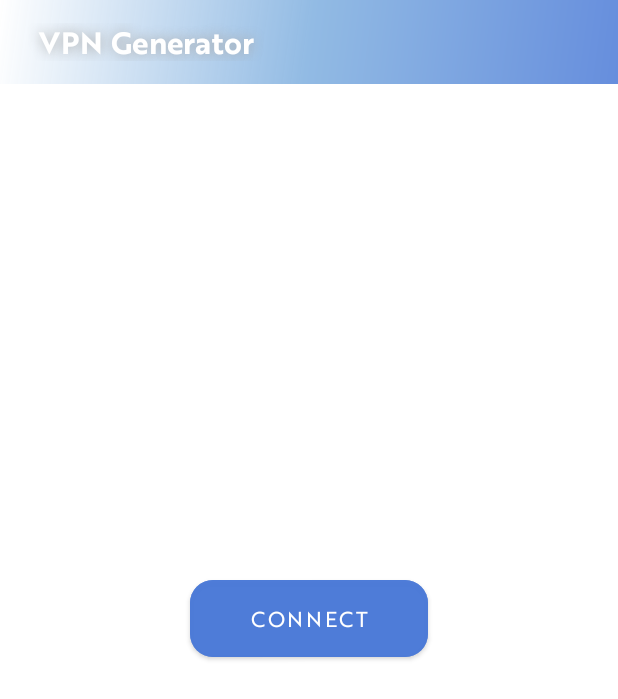
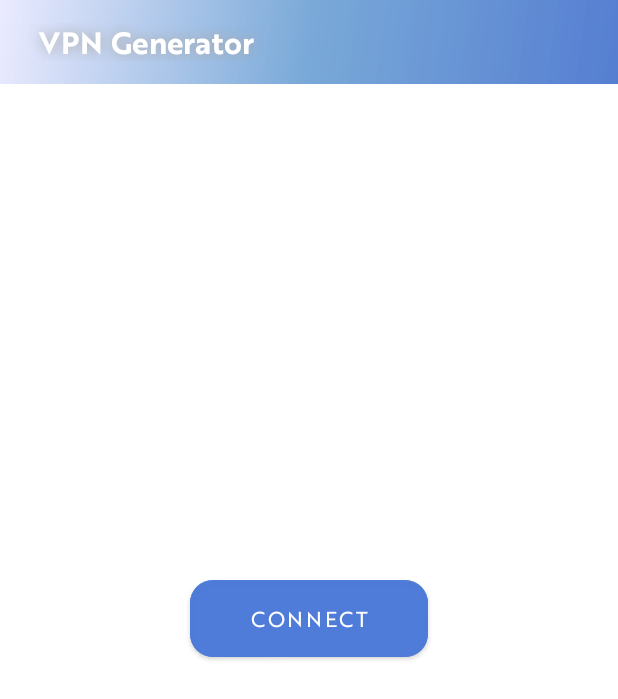
Before and after one commit to Anton2319/DemHack8, an Android app: the screen it shows after launch (MainActivity), on a phone screen of 412 x 824 dp. Shown: the top 699 px of the screen. Run offline under Robolectric (Android 15) with nearby library versions, the phone set to English and light mode, and no system bars; libraries missing offline, so code that uses them is left out: com.wireguard.android, com.wireguard.config; 1 statement that could not run was skipped.

Commit message:
WireGuard fix

```diff
--- a/app/src/main/java/ru/anton2319/demhack8/MainActivityViewModel.java
+++ b/app/src/main/java/ru/anton2319/demhack8/MainActivityViewModel.java
@@ -123,7 +123,7 @@ public class MainActivityViewModel extends ViewModel {
                         if (PersistentConnectionProperties.getInstance().getWireGuardInitiationThread() != null) {
                             PersistentConnectionProperties.getInstance().getWireGuardInitiationThread().interrupt();
                         }
-                        wgController.connect("REDACTED:40001", "OGldQ4F+94FX2XAUfZb6hx30U3/aeZ8Xn6V07Egw/3M=", "172.16.0.2", false, false);
+                        wgController.connect("REDACTED:40000", "OGldQ4F+94FX2XAUfZb6hx30U3/aeZ8Xn6V07Egw/3M=", "172.16.0.2", false, false);
                         activity.runOnUiThread(() -> statusText.setValue("Establishing wireguard connection"));
                         waitForWireguard(10000);
                         if (!wireguardIsUp) {
--- a/app/src/main/java/ru/anton2319/demhack8/services/BackgroundConnectivityChecker.java
+++ b/app/src/main/java/ru/anton2319/demhack8/services/BackgroundConnectivityChecker.java
@@ -86,7 +86,7 @@ public class BackgroundConnectivityChecker extends Service {
                     if (PersistentConnectionProperties.getInstance().getWireGuardInitiationThread() != null) {
                         PersistentConnectionProperties.getInstance().getWireGuardInitiationThread().interrupt();
                     }
-                    wgController.connect("REDACTED:40001", "OGldQ4F+94FX2XAUfZb6hx30U3/aeZ8Xn6V07Egw/3M=", "172.16.0.2", false, false);
+                    wgController.connect("REDACTED:40000", "OGldQ4F+94FX2XAUfZb6hx30U3/aeZ8Xn6V07Egw/3M=", "172.16.0.2", false, false);
                     activity.runOnUiThread(() -> statusText.setValue("Establishing wireguard connection"));
                     waitForWireguard(10000);
                     if (!wireguardIsUp) {
--- a/app/src/main/res/drawable/gradient.xml
+++ b/app/src/main/res/drawable/gradient.xml
@@ -4,9 +4,9 @@
     <gradient
         android:type="linear"
         android:gradientRadius="160dp"
-        android:startColor="#FFFFFFFF"
-        android:centerColor="#D97FAFDF"
-        android:endColor="#D94B7AD7"
+        android:startColor="#EBEBFF"
+        android:centerColor="#D9629AD1"
+        android:endColor="#E4416FCC"
         android:angle="315"
         android:useLevel="false"/>
 </shape>
```
